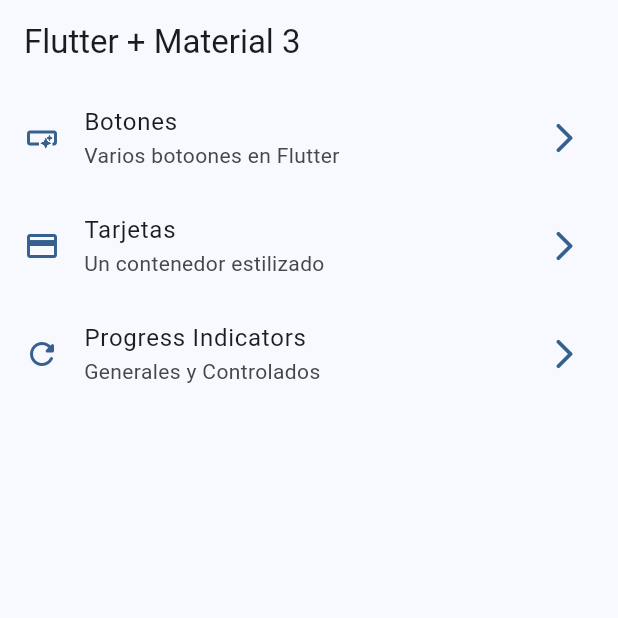
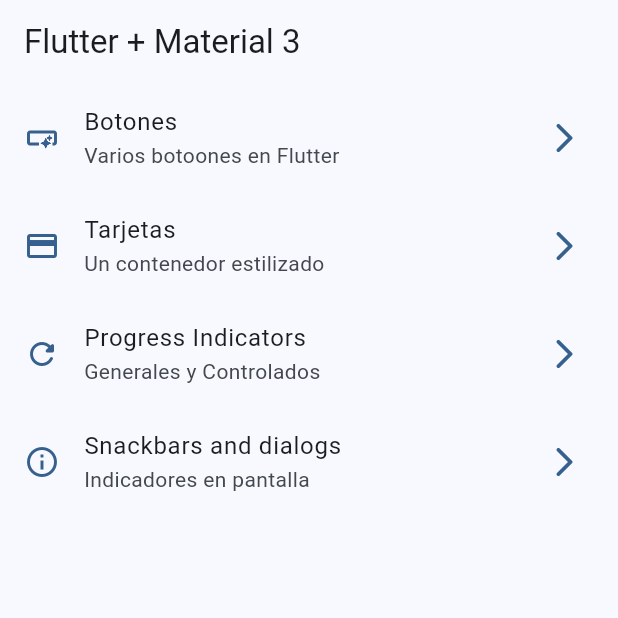
Before and after one commit to sardo15/flut_widgets_app, a Flutter app: the screen it shows after launch, on a phone screen of 412 x 824 dp, the top half of it. Run offline on Flutter 3.47's test engine with Material 2 defaults, Android fonts, the phone set to English and light mode, and no system bars; our stand-ins replace go_router.

Commit message:
snackbars and dialogs finished

```diff
--- a/lib/config/menu/menu_items.dart
+++ b/lib/config/menu/menu_items.dart
@@ -37,4 +37,11 @@ const appMenuItems = <MenuItem>[
     icon: Icons.refresh_rounded ,
   ),
 
+  MenuItem(
+    title: 'Snackbars and dialogs',
+    subtitle: 'Indicadores en pantalla',
+    link: '/snackbars',
+    icon: Icons.info_outline,
+  ),
+
 ];
--- a/lib/config/router/app_router.dart
+++ b/lib/config/router/app_router.dart
@@ -1,5 +1,6 @@
 import 'package:go_router/go_router.dart';
 import 'package:widgets_app/presentations/screens/screens.dart';
+import 'package:widgets_app/presentations/screens/snackbar/snackbar_screen.dart';
 
 
 //GoRouter Configuration
@@ -16,5 +17,7 @@ final appRouter = GoRouter(
 
     GoRoute(path: '/progress', name: ProgressScreen.name, builder: (context, state) => const ProgressScreen(),),
 
+    GoRoute(path: '/snackbars', name: SnackbarScreen.name, builder:(context, state) => const SnackbarScreen(), )
+
   ]
 );
--- a/lib/main.dart
+++ b/lib/main.dart
@@ -16,6 +16,7 @@ class MainApp extends StatelessWidget {
   @override
   Widget build(BuildContext context) {
     return MaterialApp.router(
+      title: 'Flutter Widgets',
       routerConfig: appRouter,
       debugShowCheckedModeBanner: false,
       theme: AppTheme(selectedColor: 0).getTheme(),
```
Also changed, not shown: lib/presentations/screens/snackbar/snackbar_screen.dart (+61 -1 lines).
